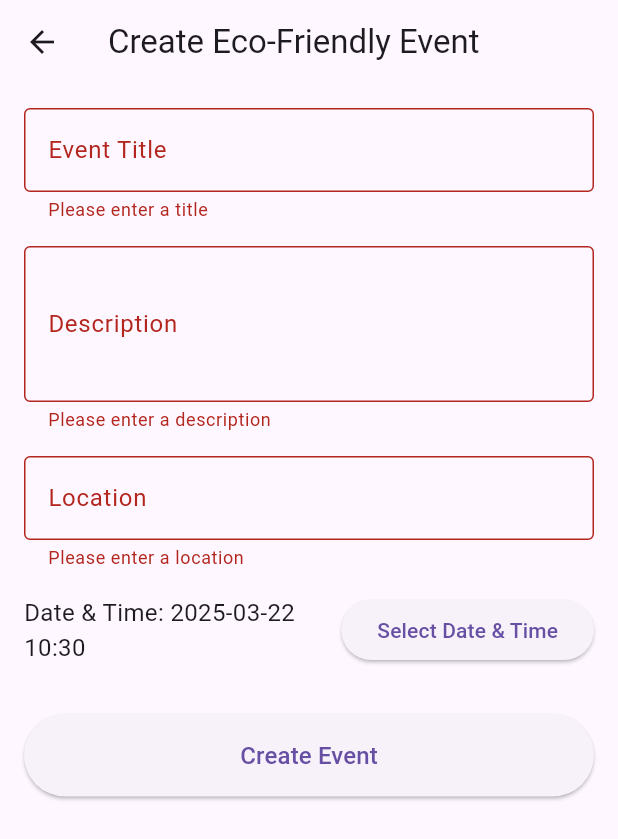
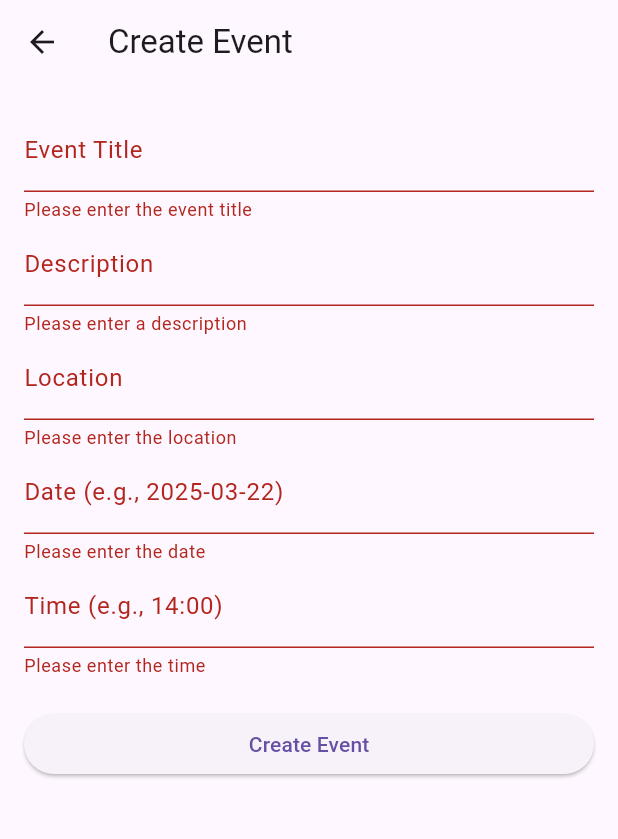
Before and after one commit to git112/EcoPulse_50, a Flutter app: the CreateEventScreen screen opened directly, after a tap on "Create Event", on a phone screen of 412 x 824 dp. Shown: the top 839 px of the screen. Run offline on Flutter 3.47's test engine with Material 3 defaults, Android fonts, the phone set to English and light mode, and no system bars; our stand-ins replace cloud_firestore, firebase_auth, firebase_core, fl_chart, font_awesome_flutter, google_fonts and 2 more; missing offline and left inert: firebase_app_check; accounts and stored records are empty; network calls fail.

Commit message:
create event Added

```diff
--- a/lib/create_event_screen.dart
+++ b/lib/create_event_screen.dart
@@ -1,7 +1,7 @@
-import 'package:flutter/material.dart';
 import 'package:cloud_firestore/cloud_firestore.dart';
 import 'package:firebase_auth/firebase_auth.dart';
-import 'package:intl/intl.dart';
+import 'package:flutter/material.dart';
+import 'event.dart';
 
 class CreateEventScreen extends StatefulWidget {
   @override
@@ -10,63 +10,65 @@ class CreateEventScreen extends StatefulWidget {
 
 class _CreateEventScreenState extends State<CreateEventScreen> {
   final _formKey = GlobalKey<FormState>();
-  String _title = '';
-  String _description = '';
-  String _location = '';
-  DateTime _dateTime = DateTime.now();
+  final _titleController = TextEditingController();
+  final _descriptionController = TextEditingController();
+  final _locationController = TextEditingController();
+  final _dateController = TextEditingController();
+  final _timeController = TextEditingController();
 
-  Future<void> _selectDateTime(BuildContext context) async {
-    final DateTime? pickedDate = await showDatePicker(
-      context: context,
-      initialDate: _dateTime,
-      firstDate: DateTime.now(),
-      lastDate: DateTime(2101),
-    );
-    if (pickedDate != null) {
-      final TimeOfDay? pickedTime = await showTimePicker(
-        context: context,
-        initialTime: TimeOfDay.fromDateTime(_dateTime),
-      );
-      if (pickedTime != null) {
-        setState(() {
-          _dateTime = DateTime(
-            pickedDate.year,
-            pickedDate.month,
-            pickedDate.day,
-            pickedTime.hour,
-            pickedTime.minute,
-          );
-        });
-      }
-    }
+  final FirebaseAuth _auth = FirebaseAuth.instance;
+  final FirebaseFirestore _firestore = FirebaseFirestore.instance;
+
+  @override
+  void dispose() {
+    _titleController.dispose();
+    _descriptionController.dispose();
+    _locationController.dispose();
+    _dateController.dispose();
+    _timeController.dispose();
+    super.dispose();
   }
 
-  void _createEvent() async {
+  Future<void> _createEvent() async {
     if (_formKey.currentState!.validate()) {
-      _formKey.currentState!.save();
+      try {
+        User? user = _auth.currentUser;
+        if (user == null) {
+          ScaffoldMessenger.of(context).showSnackBar(
+            SnackBar(content: Text('Please log in to create an event')),
+          );
+          return;
+        }
 
-      final userId = FirebaseAuth.instance.currentUser?.uid;
-      if (userId == null) {
+        // Create a new event document
+        DocumentReference eventRef = _firestore.collection('events').doc();
+        Event newEvent = Event(
+          id: eventRef.id,
+          title: _titleController.text,
+          description: _descriptionController.text,
+          location: _locationController.text,
+          date: _dateController.text,
+          time: _timeController.text,
+          creatorEmail: user.email!,
+        );
+
+        await eventRef.set(newEvent.toMap());
         ScaffoldMessenger.of(context).showSnackBar(
-          SnackBar(content: Text('User not authenticated.')),
+          SnackBar(content: Text('Event created successfully')),
         );
-        return;
+
+        // Clear the form
+        _titleController.clear();
+        _descriptionController.clear();
+        _locationController.clear();
+        _dateController.clear();
+        _timeController.clear();
+      } catch (e) {
+        print('Error creating event: $e');
+        ScaffoldMessenger.of(context).showSnackBar(
+          SnackBar(content: Text('Failed to create event: $e')),
+        );
       }
-
-      await FirebaseFirestore.instance.collection('events').add({
-        'title': _title,
-        'description': _description,
-        'location': _location,
-        'dateTime': Timestamp.fromDate(_dateTime),
-        'creatorId': userId,
-        'participants': [userId], // Creator automatically joins the event
-        'createdAt': Timestamp.now(),
-      });
-
-      Navigator.pop(context);
-      ScaffoldMessenger.of(context).showSnackBar(
-        SnackBar(content: Text('Event created successfully!')),
-      );
     }
   }
 
@@ -74,87 +76,68 @@ class _CreateEventScreenState extends State<CreateEventScreen> {
   Widget build(BuildContext context) {
     return Scaffold(
       appBar: AppBar(
-        title: Text('Create Eco-Friendly Event'),
+        title: Text('Create Event'),
       ),
       body: Padding(
-        padding: EdgeInsets.all(16.0),
+        padding: const EdgeInsets.all(16.0),
         child: Form(
           key: _formKey,
           child: ListView(
             children: [
               TextFormField(
-                decoration: InputDecoration(
-                  labelText: 'Event Title',
-                  border: OutlineInputBorder(),
-                ),
+                controller: _titleController,
+                decoration: InputDecoration(labelText: 'Event Title'),
                 validator: (value) {
                   if (value == null || value.isEmpty) {
-                    return 'Please enter a title';
+                    return 'Please enter the event title';
                   }
                   return null;
                 },
-                onSaved: (value) {
-                  _title = value!;
-                },
               ),
-              SizedBox(height: 16),
               TextFormField(
-                decoration: InputDecoration(
-                  labelText: 'Description',
-                  border: OutlineInputBorder(),
-                ),
-                maxLines: 3,
+                controller: _descriptionController,
+                decoration: InputDecoration(labelText: 'Description'),
                 validator: (value) {
                   if (value == null || value.isEmpty) {
                     return 'Please enter a description';
                   }
                   return null;
                 },
-                onSaved: (value) {
-                  _description = value!;
-                },
               ),
-              SizedBox(height: 16),
               TextFormField(
-                decoration: InputDecoration(
-                  labelText: 'Location',
-                  border: OutlineInputBorder(),
-                ),
+                controller: _locationController,
+                decoration: InputDecoration(labelText: 'Location'),
                 validator: (value) {
                   if (value == null || value.isEmpty) {
-                    return 'Please enter a location';
+                    return 'Please enter the location';
                   }
                   return null;
                 },
-                onSaved: (value) {
-                  _location = value!;
+              ),
+              TextFormField(
+                controller: _dateController,
+                decoration: InputDecoration(labelText: 'Date (e.g., 2025-03-22)'),
+                validator: (value) {
+                  if (value == null || value.isEmpty) {
+                    return 'Please enter the date';
+                  }
+                  return null;
                 },
               ),
-              SizedBox(height: 16),
-              Row(
-                children: [
-                  Expanded(
-                    child: Text(
-                      'Date & Time: ${DateFormat('yyyy-MM-dd HH:mm').format(_dateTime)}',
-                      style: TextStyle(fontSize: 16),
-                    ),
-                  ),
-                  ElevatedButton(
-                    onPressed: () => _selectDateTime(context),
-                    child: Text('Select Date & Time'),
-                  ),
-                ],
+              TextFormField(
+                controller: _timeController,
+                decoration: InputDecoration(labelText: 'Time (e.g., 14:00)'),
+                validator: (value) {
+                  if (value == null || value.isEmpty) {
+                    return 'Please enter the time';
+                  }
+                  return null;
+                },
               ),
-              SizedBox(height: 32),
+              SizedBox(height: 20),
               ElevatedButton(
                 onPressed: _createEvent,
-                style: ElevatedButton.styleFrom(
-                  padding: EdgeInsets.symmetric(vertical: 16),
-                ),
-                child: Text(
-                  'Create Event',
-                  style: TextStyle(fontSize: 16),
-                ),
+                child: Text('Create Event'),
               ),
             ],
           ),
--- /dev/null
+++ b/lib/event.dart
@@ -0,0 +1,44 @@
+class Event {
+  final String id; // Firestore document ID
+  final String title;
+  final String description;
+  final String location;
+  final String date;
+  final String time;
+  final String creatorEmail;
+
+  Event({
+    required this.id,
+    required this.title,
+    required this.description,
+    required this.location,
+    required this.date,
+    required this.time,
+    required this.creatorEmail,
+  });
+
+  // Convert Event object to a map for Firestore
+  Map<String, dynamic> toMap() {
+    return {
+      'title': title,
+      'description': description,
+      'location': location,
+      'date': date,
+      'time': time,
+      'creatorEmail': creatorEmail,
+    };
+  }
+
+  // Create an Event object from a Firestore document
+  factory Event.fromDocument(Map<String, dynamic> doc, String id) {
+    return Event(
+      id: id,
+      title: doc['title'] ?? '',
+      description: doc['description'] ?? '',
+      location: doc['location'] ?? '',
+      date: doc['date'] ?? '',
+      time: doc['time'] ?? '',
+      creatorEmail: doc['creatorEmail'] ?? '',
+    );
+  }
+}
--- /dev/null
+++ b/lib/event_list_screen.dart
@@ -0,0 +1,150 @@
+import 'package:cloud_firestore/cloud_firestore.dart';
+import 'package:firebase_auth/firebase_auth.dart';
+import 'package:flutter/material.dart';
+import 'event.dart';
+
+class EventListScreen extends StatefulWidget {
+  @override
+  _EventListScreenState createState() => _EventListScreenState();
+}
+
+class _EventListScreenState extends State<EventListScreen> {
+  final FirebaseAuth _auth = FirebaseAuth.instance;
+  final FirebaseFirestore _firestore = FirebaseFirestore.instance;
+
+  Future<bool> _hasJoinedEvent(String eventId) async {
+    User? user = _auth.currentUser;
+    if (user == null) return false;
+
+    DocumentSnapshot attendeeDoc = await _firestore
+        .collection('events')
+        .doc(eventId)
+        .collection('attendees')
+        .doc(user.uid)
+        .get();
+    return attendeeDoc.exists;
+  }
+
+  Future<void> _joinEvent(String eventId) async {
+    try {
+      User? user = _auth.currentUser;
+      if (user == null) {
+        ScaffoldMessenger.of(context).showSnackBar(
+          SnackBar(content: Text('Please log in to join an event')),
+        );
+        return;
+      }
+
+      await _firestore
+          .collection('events')
+          .doc(eventId)
+          .collection('attendees')
+          .doc(user.uid)
+          .set({
+        'email': user.email,
+        'joinedAt': FieldValue.serverTimestamp(),
+      });
+
+      ScaffoldMessenger.of(context).showSnackBar(
+        SnackBar(content: Text('Successfully joined the event')),
+      );
+    } catch (e) {
+      print('Error joining event: $e');
+      ScaffoldMessenger.of(context).showSnackBar(
+        SnackBar(content: Text('Failed to join event: $e')),
+      );
+    }
+  }
+
+  Future<void> _leaveEvent(String eventId) async {
+    try {
+      User? user = _auth.currentUser;
+      if (user == null) {
+        ScaffoldMessenger.of(context).showSnackBar(
+          SnackBar(content: Text('Please log in to leave an event')),
+        );
+        return;
+      }
+
+      await _firestore
+          .collection('events')
+          .doc(eventId)
+          .collection('attendees')
+          .doc(user.uid)
+          .delete();
+
+      ScaffoldMessenger.of(context).showSnackBar(
+        SnackBar(content: Text('Successfully left the event')),
+      );
+    } catch (e) {
+      print('Error leaving event: $e');
+      ScaffoldMessenger.of(context).showSnackBar(
+        SnackBar(content: Text('Failed to leave event: $e')),
+      );
+    }
+  }
+
+  @override
+  Widget build(BuildContext context) {
+    return Scaffold(
+      appBar: AppBar(
+        title: Text('Events'),
+      ),
+      body: StreamBuilder<QuerySnapshot>(
+        stream: _firestore.collection('events').snapshots(),
+        builder: (context, snapshot) {
+          if (snapshot.hasError) {
+            return Center(child: Text('Error: ${snapshot.error}'));
+          }
+          if (snapshot.connectionState == ConnectionState.waiting) {
+            return Center(child: CircularProgressIndicator());
+          }
+
+          final events = snapshot.data!.docs.map((doc) {
+            return Event.fromDocument(doc.data() as Map<String, dynamic>, doc.id);
+          }).toList();
+
+          return ListView.builder(
+            itemCount: events.length,
+            itemBuilder: (context, index) {
+              final event = events[index];
+              return Card(
+                child: Padding(
+                  padding: const EdgeInsets.all(8.0),
+                  child: Column(
+                    crossAxisAlignment: CrossAxisAlignment.start,
+                    children: [
+                      Text(event.title, style: TextStyle(fontSize: 18, fontWeight: FontWeight.bold)),
+                      SizedBox(height: 8),
+                      Text('Description: ${event.description}'),
+                      Text('Location: ${event.location}'),
+                      Text('Date: ${event.date}'),
+                      Text('Time: ${event.time}'),
+                      Text('Created by: ${event.creatorEmail}'),
+                      SizedBox(height: 8),
+                      FutureBuilder<bool>(
+                        future: _hasJoinedEvent(event.id),
+                        builder: (context, snapshot) {
+                          if (snapshot.connectionState == ConnectionState.waiting) {
+                            return CircularProgressIndicator();
+                          }
+                          bool hasJoined = snapshot.data ?? false;
+                          return ElevatedButton(
+                            onPressed: hasJoined
+                                ? () => _leaveEvent(event.id)
+                                : () => _joinEvent(event.id),
+                            child: Text(hasJoined ? 'Leave Event' : 'Join Event'),
+                          );
+                        },
+                      ),
+                    ],
+                  ),
+                ),
+              );
+            },
+          );
+        },
+      ),
+    );
+  }
+}
--- a/lib/main.dart
+++ b/lib/main.dart
@@ -3,9 +3,11 @@ import 'package:firebase_core/firebase_core.dart';
 import 'package:flutter/material.dart';
 import 'package:flutter_application_2/DashboardScreen.dart';
 import 'package:flutter_application_2/RegisterApp.dart';
+import 'package:flutter_application_2/UserDashboardScreen.dart';
+import 'package:flutter_application_2/create_event_screen.dart';
 import 'package:flutter_application_2/individual_home.dart';
 import 'package:flutter_application_2/splash_screen.dart';
-import 'package:flutter_application_2/test.dart';
+import 'package:flutter_application_2/event.dart';
 import 'LoginScreen.dart';
 import 'package:flutter_application_2/individual_home.dart' as home;
 
@@ -29,7 +31,7 @@ class MyApp extends StatelessWidget {
     return MaterialApp(
       debugShowCheckedModeBanner: false,
       title: 'Ecopluse App',
-home: EventListScreen()
+home: UserDashboardScreen()
 
 
     );
```
Also changed, not shown: lib/event_detail_screen.dart (deleted, +0 -99 lines), lib/test.dart (deleted, +0 -99 lines).
